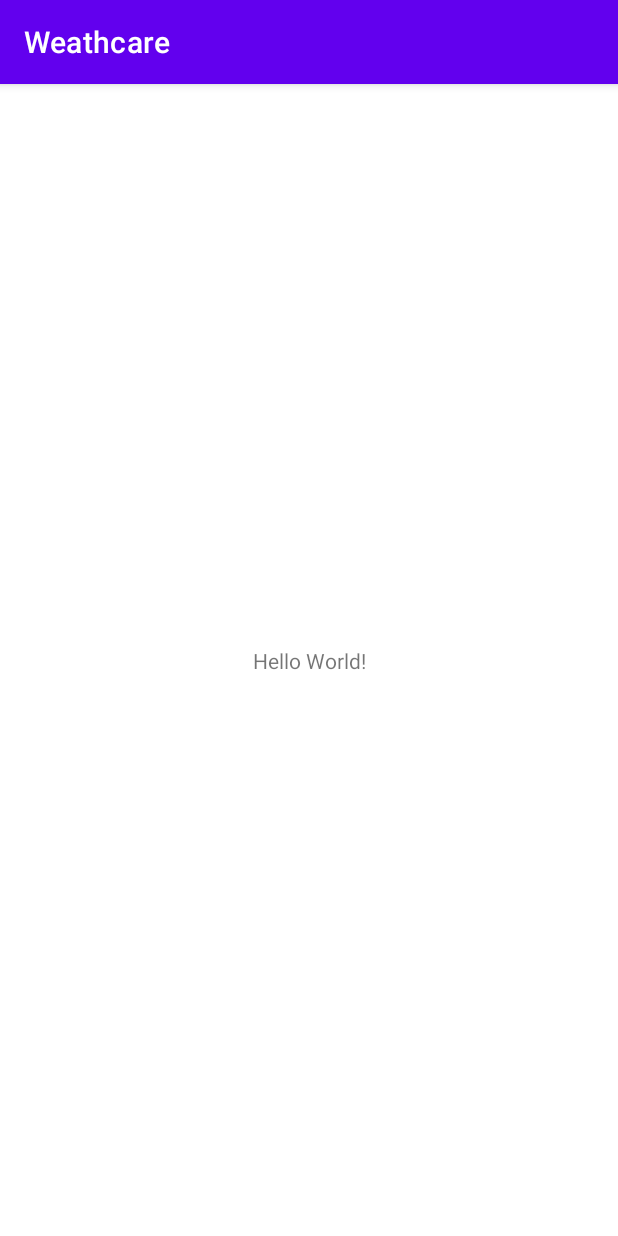
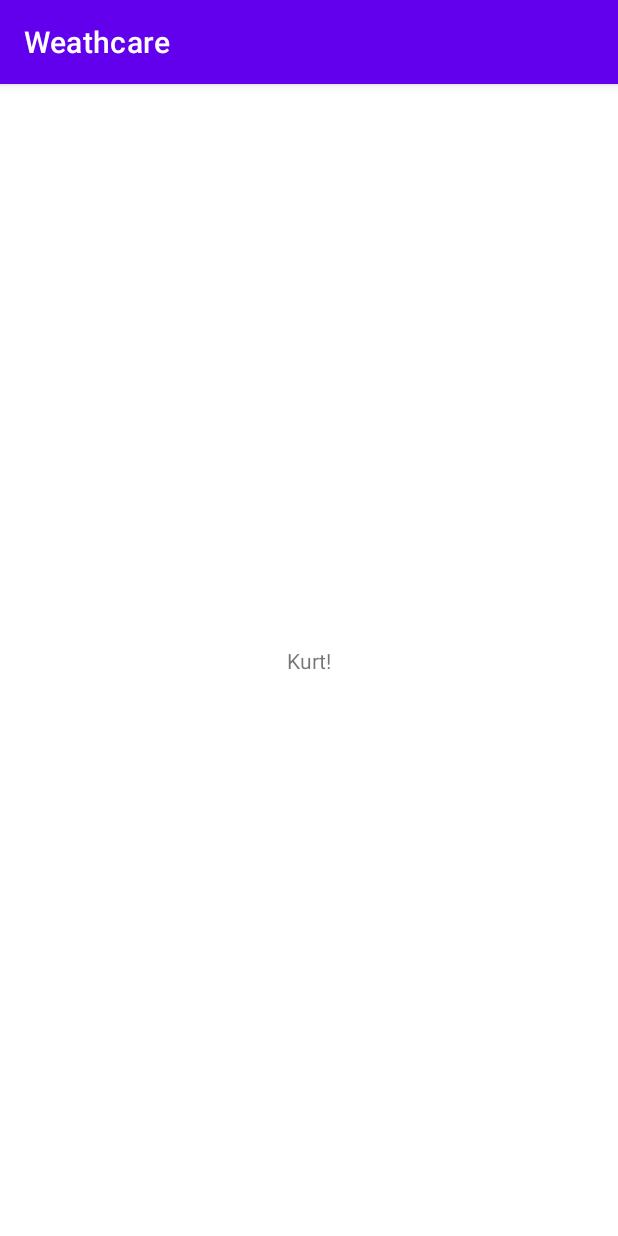
Before and after one commit to rsl081/Weathcare-app, an Android app: the screen it shows after launch (MainActivity), on a phone screen of 412 x 824 dp. Run offline under Robolectric (Android 15) with nearby library versions, the phone set to English and light mode, and no system bars.

Commit message:
add kurt

```diff
--- a/app/src/main/res/layout/activity_main.xml
+++ b/app/src/main/res/layout/activity_main.xml
@@ -7,12 +7,14 @@
     tools:context=".MainActivity">
 
     <TextView
+        android:id="@+id/textView"
         android:layout_width="wrap_content"
         android:layout_height="wrap_content"
-        android:text="Hello World!"
+        android:text="Kurt!"
         app:layout_constraintBottom_toBottomOf="parent"
         app:layout_constraintLeft_toLeftOf="parent"
         app:layout_constraintRight_toRightOf="parent"
         app:layout_constraintTop_toTopOf="parent" />
 
+
 </androidx.constraintlayout.widget.ConstraintLayout>
```
